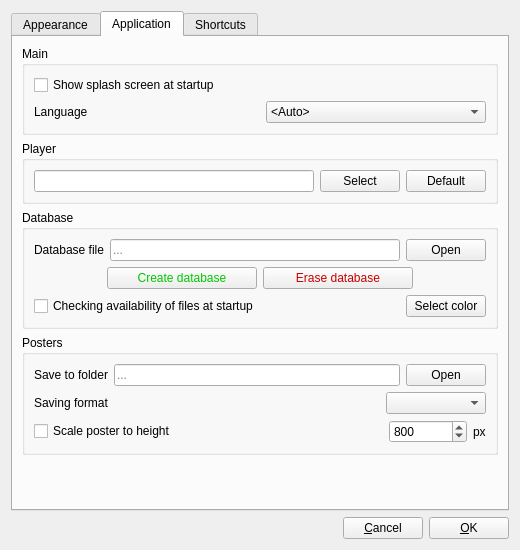
eugene-melnik/alexandra, file src/settingswindow.ui: the form before one commit.
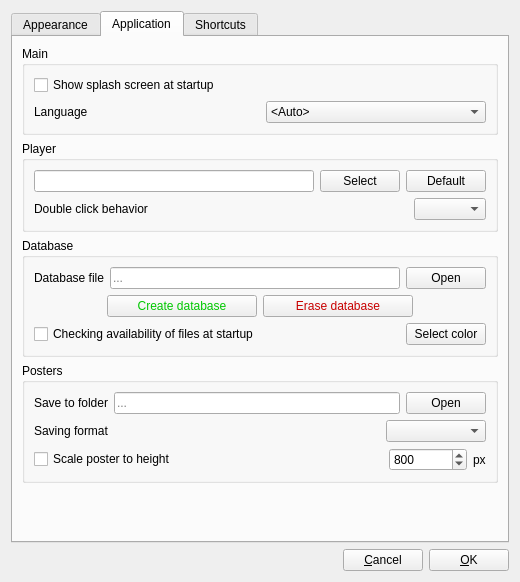
The form after the commit. The open tabs and pages were chosen to show the change. Icons and pictures are not drawn.

Commit message: Double click setting and other logic

What changed in the file:
```diff
--- a/src/settingswindow.ui
+++ b/src/settingswindow.ui
@@ -10,13 +10,13 @@
     <x>0</x>
     <y>0</y>
     <width>520</width>
-    <height>550</height>
+    <height>582</height>
    </rect>
   </property>
   <property name="minimumSize">
    <size>
     <width>0</width>
-    <height>550</height>
+    <height>500</height>
    </size>
   </property>
   <property name="windowTitle">
@@ -497,6 +497,20 @@
             </item>
            </layout>
           </item>
+          <item>
+           <layout class="QHBoxLayout" name="horizontalLayout" stretch="1,0">
+            <item>
+             <widget class="QLabel" name="labelDoubleClickBehavior">
+              <property name="text">
+               <string>Double click behavior</string>
+              </property>
+             </widget>
+            </item>
+            <item>
+             <widget class="QComboBox" name="cbDoubleClickBehavior"/>
+            </item>
+           </layout>
+          </item>
          </layout>
         </widget>
        </item>
```
Left out of the diff: 2 changed lines with no effect on the pictures. The commit also changes 14 other files.
